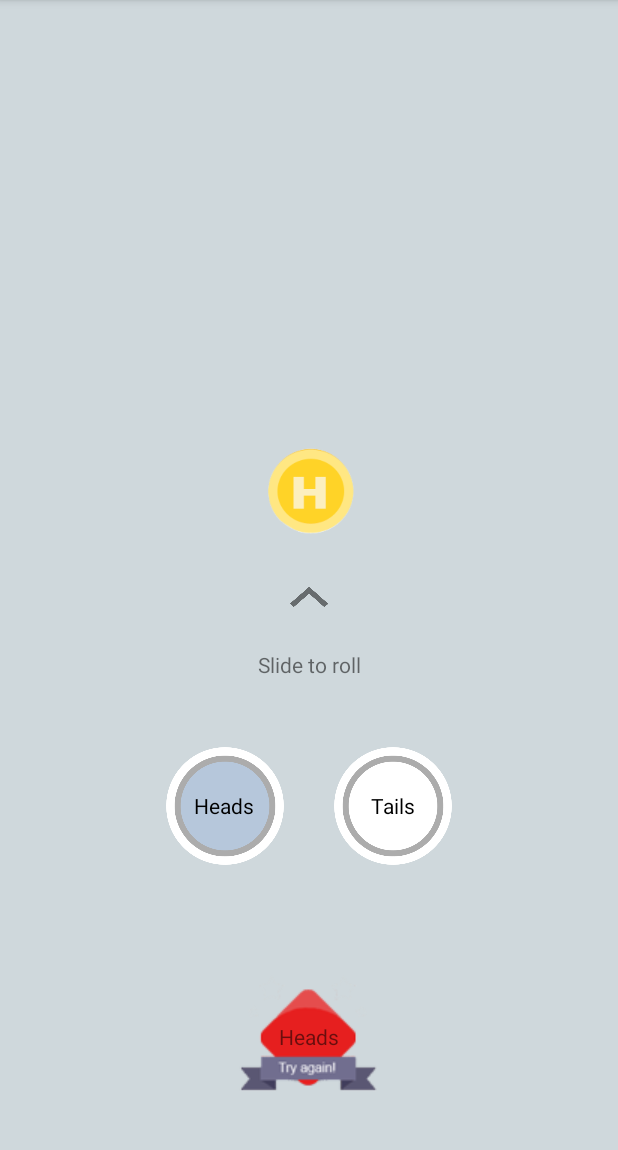
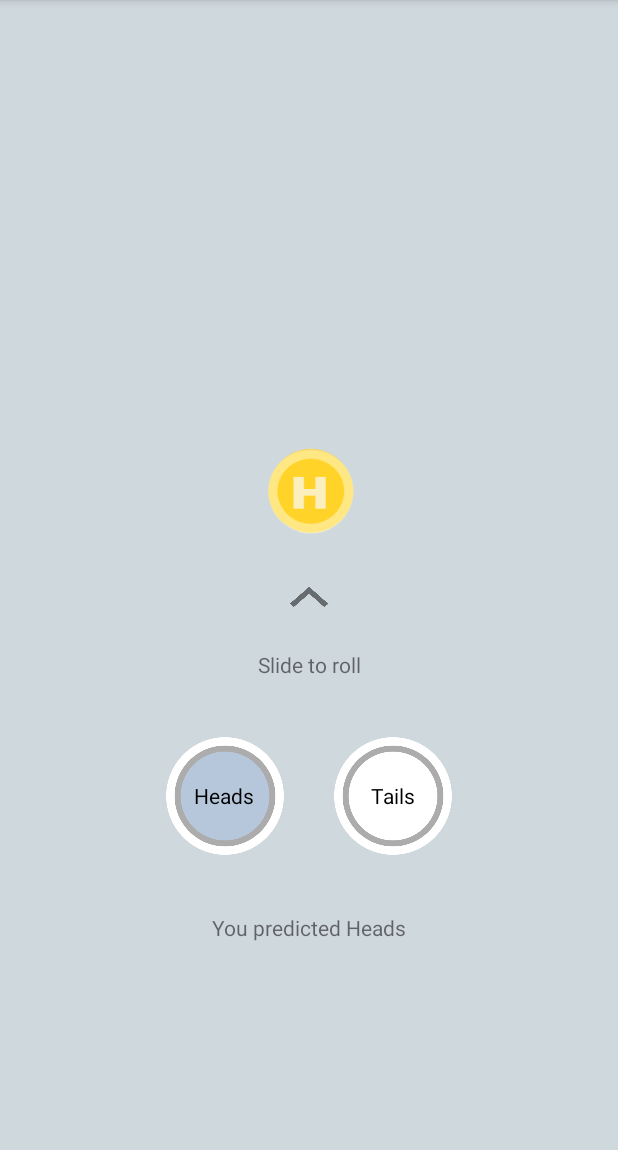
Before and after one commit to MarioRaid99/CoinFlipAP, an Android app: the screen it shows after launch (MainActivity), after a tap on "Heads", on a phone screen of 412 x 824 dp, the part 84-1234 px from its top. Run offline under Robolectric (Android 15) with nearby library versions, the phone set to English and light mode, and no system bars.

Commit message:
Update CoinHandler functionality

```diff
--- a/app/src/main/java/com/example/android/coinfliptoss/CoinHandler.java
+++ b/app/src/main/java/com/example/android/coinfliptoss/CoinHandler.java
@@ -4,6 +4,9 @@ import android.graphics.drawable.AnimationDrawable;
 import android.view.animation.Animation;
 import android.view.animation.TranslateAnimation;
 import android.widget.ImageView;
+import android.widget.TextView;
+
+import org.w3c.dom.Text;
 
 import java.util.Random;
 
@@ -13,17 +16,27 @@ import java.util.Random;
 
 public class CoinHandler {
 
-    private ImageView view;
+    private ImageView view,match;
+    private TextView prediction,outcome;
     private AnimationDrawable coin;
     private TranslateAnimation flip;
+
+
     private Random random;
-    private int outcome;
+    private int predict,side;
     private boolean allow;
 
-    public CoinHandler(ImageView view){
+
+
+    public CoinHandler(ImageView view, ImageView match, TextView prediction,TextView outcome){
 
         this.view = view;
-        outcome = 0;
+        this.match = match;
+        this.prediction = prediction;
+        this.outcome = outcome;
+
+
+        side = 0;
         allow = true;
         random = new Random();
 
@@ -70,6 +83,8 @@ public class CoinHandler {
             public void onAnimationEnd(Animation animation) {
 
                 setCoin();
+                setOutcome();
+
                 allow = true;
 
 
@@ -82,19 +97,48 @@ public class CoinHandler {
     private void setCoin(){
 
         stopCoin();
-        outcome = random.nextInt(2);
-        if(outcome == 0){
+        side = random.nextInt(2);
+        if(side == 0){
             view.setBackgroundResource(R.drawable.heads);
+            outcome.setText("Heads");
+
         }
         else{
             view.setBackgroundResource(R.drawable.tails);
+            outcome.setText("Tails");
         }
 
     }
 
+    public void setPrediction(int p){
+
+        predict = p;
+        if(predict == 0){
+            prediction.setText("You predicted Heads");
+        }
+        else{
+            prediction.setText("You predicted Tails");
+        }
+
+
+    }
+
+    private void setOutcome(){
+
+        if(predict == getCoin()){
+
+            match.setBackgroundResource(R.drawable.won);
+
+        }
+        else{
+
+            match.setBackgroundResource(R.drawable.lost);
+        }
+    }
+
     public int getCoin(){
 
-        return outcome;
+        return side;
     }
 
     public boolean getAllowance(){
--- a/app/src/main/java/com/example/android/coinfliptoss/MainActivity.java
+++ b/app/src/main/java/com/example/android/coinfliptoss/MainActivity.java
@@ -1,5 +1,6 @@
 package com.example.android.coinfliptoss;
 
+import android.provider.ContactsContract;
 import android.support.v7.app.AppCompatActivity;
 import android.os.Bundle;
 import android.view.GestureDetector;
@@ -15,12 +16,15 @@ public class MainActivity extends AppCompatActivity{
     private GestureDetector gestureDetector;
 
     private ImageView empty, arrow;
+    private TextView slide;
     private ArrowHandler arrowHandler;
 
-    private ImageView coin;
+    private ImageView coin,match;
+    private TextView prediction,outcome;
     private CoinHandler coinHandler;
 
-    private TextView slide;
+
+
 
 
 
@@ -61,7 +65,6 @@ public class MainActivity extends AppCompatActivity{
 
 
             if (coinHandler.getAllowance()) {
-
                 coinHandler.rollCoin();
                 coinHandler.flipCoin();
                 arrowHandler.stopArrow();
@@ -86,31 +89,44 @@ public class MainActivity extends AppCompatActivity{
         empty = (ImageView) findViewById(R.id.empty_image_view);
         arrow = (ImageView) findViewById(R.id.arrow_image_view);
         coin = (ImageView) findViewById(R.id.coin_image_view);
-        coinHandler = new CoinHandler(coin);
         slide = (TextView) findViewById(R.id.slide_text_view);
+        match = (ImageView) findViewById(R.id.match_image_view);
+        prediction = (TextView) findViewById(R.id.predict_text_view);
+        outcome = (TextView) findViewById(R.id.outcome_text_view);
+
         arrowHandler = new ArrowHandler(arrow);
+        coinHandler = new CoinHandler(coin,match,prediction,outcome);
+
 
 
     }
 
     /* This function starts process*/
-    private void start(){
+    private void start(int predict){
 
-        arrowHandler.animateArrow();
-        slide.setText("Slide to roll");
+        outcome.setText(null);
+        match.setBackgroundResource(R.drawable.arrow_0);
 
-    }
+        if (coinHandler.getAllowance()) {
+            arrowHandler.animateArrow();
+            slide.setText("Slide to roll");
+            coinHandler.setPrediction(predict);
 
-
-    public void onRestart(View view){
-
-          if(coinHandler.getAllowance()){
-              start();
-          }
+        }
 
 
     }
 
 
+    public void selectHeads (View view){
+        start(0);
+
+    }
+    public void selectTails (View view) {
+
+        start(1);
+    }
+
+
 
 }
--- a/app/src/main/res/layout/activity_main.xml
+++ b/app/src/main/res/layout/activity_main.xml
@@ -84,7 +84,7 @@
                 android:text="Heads"
                 android:textAlignment="center"
                 android:layout_margin="16dp"
-                android:onClick="onRestart"
+                android:onClick="selectHeads"
 
                 />
             <RadioButton
@@ -96,10 +96,18 @@
                 android:text="Tails"
                 android:textAlignment="center"
                 android:layout_margin="16dp"
-                android:onClick="onRestart"
+                android:onClick="selectTails"
                 />
 
         </RadioGroup>
+
+        <TextView
+            android:id="@+id/predict_text_view"
+            android:layout_width="match_parent"
+            android:layout_height="wrap_content"
+            android:text="Tap to predict"
+            android:textAlignment="center"
+            android:layout_marginTop="8dp"/>
 
         <RelativeLayout
             android:layout_width="match_parent"
@@ -107,8 +115,7 @@
             android:layout_weight="1">
 
             <ImageView
-                android:id="@+id/outcome_image_view"
-                android:src="@drawable/lost"
+                android:id="@+id/match_image_view"
                 android:layout_width="wrap_content"
                 android:layout_height="wrap_content"
                 android:layout_centerInParent="true" />
@@ -117,8 +124,7 @@
                 android:layout_width="match_parent"
                 android:layout_height="wrap_content"
                 android:layout_centerInParent="true"
-                android:textAlignment="center"
-                android:text="Heads"/>
+                android:textAlignment="center"/>
 
         </RelativeLayout>
 
```
